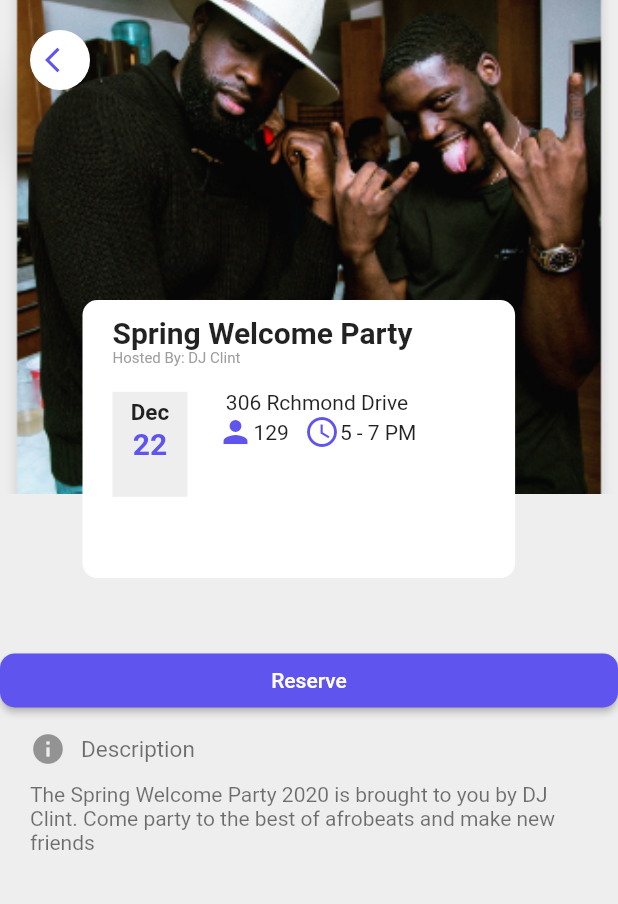
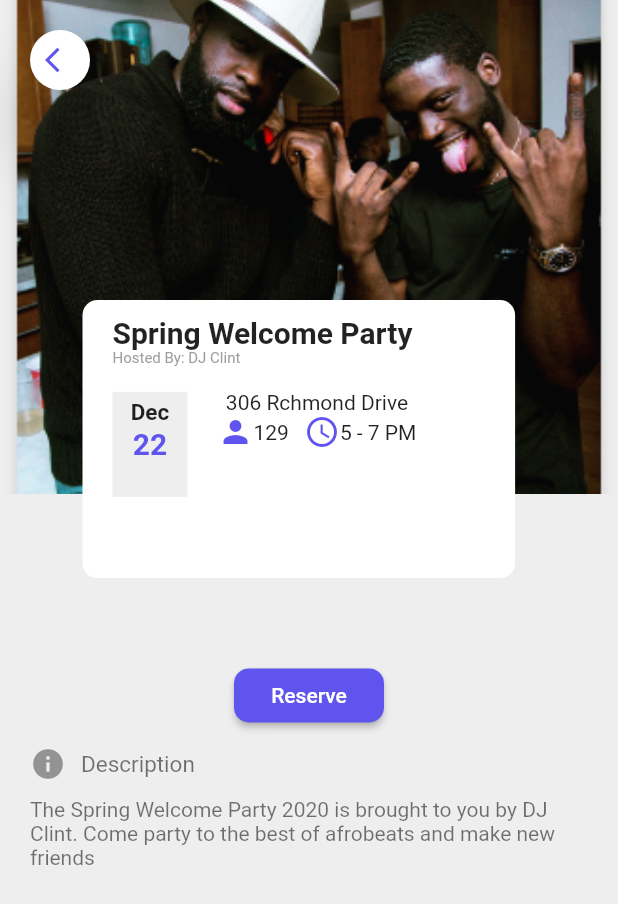
Before and after one commit to CalmExperts/Haus_party, a Flutter app: the PartyDesc screen opened directly, on a phone screen of 412 x 824 dp. Shown: the top 904 px of the screen. Run offline on Flutter 3.47's test engine with Material 2 defaults, Android fonts, the phone set to English and light mode, and no system bars; our stand-ins replace qr_flutter, table_calendar; missing offline and left inert: dart:ffi; Roboto replaces fonts that are missing (Montserrat).

Commit message:
Fixed button size issue

```diff
--- a/lib/page_description.dart
+++ b/lib/page_description.dart
@@ -8,6 +8,7 @@ class PartyDesc extends StatelessWidget {
     return Scaffold(
         backgroundColor: Colors.grey[200],
         body: ListView(
+          // shrinkWrap: true,
           children: <Widget>[
             Stack(
               overflow: Overflow.visible,
@@ -120,9 +121,12 @@ class PartyDesc extends StatelessWidget {
                         ))),
               ],
             ),
+            Padding(
+              padding: const EdgeInsets.only(top: 110.0),
+              child: Column(
+                children: <Widget>[
                   Container(
-              width: screenSize.width / 4,
-              padding: EdgeInsets.only(top: 100),
+                    width: 100,
                     child: RaisedButton(
                         color: Color(0xFF5F54ED),
                         shape: RoundedRectangleBorder(
@@ -132,6 +136,9 @@ class PartyDesc extends StatelessWidget {
                           style: TextStyle(color: Colors.white),
                         ),
                         onPressed: () {}),
+                  ),
+                ],
+              ),
             ),
             Container(
                 padding: EdgeInsets.fromLTRB(20, 10, 20, 10),
```
Lines whose indentation alone changed are shown as unchanged.
